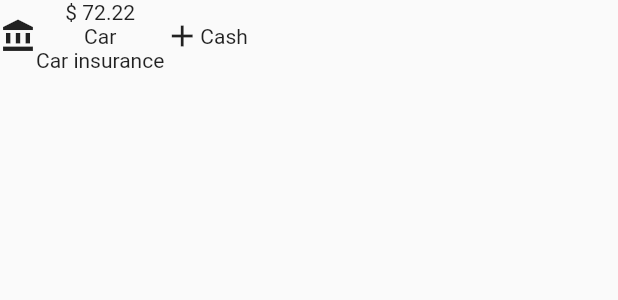
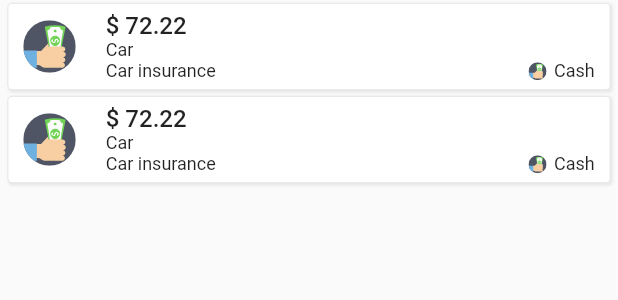
Before and after one commit to tahmidmozaffar/expense_tracker_flutter, a Flutter app: the TransactionScreen widget shown alone on an empty page, opened directly, on a phone screen of 412 x 824 dp. Shown: the top 300 px of the screen. Run offline on Flutter 3.47's test engine with Material 2 defaults, Android fonts, the phone set to English and light mode, and no system bars; our stand-ins replace flutter_signin_button, flutter_svg.

Commit message:
transaction list item design

```diff
--- a/lib/model/expense_category.dart
+++ b/lib/model/expense_category.dart
@@ -1,6 +1,7 @@
 class ExpenseCategory {
-  int id;
-  String iconName;
-  String title;
+  final int id;
+  final String iconName;
+  final String title;
+
   ExpenseCategory(this.id, this.iconName, this.title);
 }
--- a/lib/screen/transactions.dart
+++ b/lib/screen/transactions.dart
@@ -22,6 +22,14 @@ class _TransactionScreenState extends State<TransactionScreen> {
             note: "Note",
             account: "Cash",
             accountIcon: "Money"),
+        TransactionListItem(
+            amount: 10.0,
+            currency: "\$",
+            expenseCategory: "Bills",
+            categoryIcon: "cat_bils",
+            note: "Note",
+            account: "Cash",
+            accountIcon: "Money"),
       ],
     );
   }
--- a/lib/view/transaction_list_item.dart
+++ b/lib/view/transaction_list_item.dart
@@ -1,4 +1,5 @@
 import 'package:flutter/material.dart';
+import 'package:flutter_svg/svg.dart';
 
 class TransactionListItem extends StatelessWidget {
   final double amount;
@@ -22,20 +23,77 @@ class TransactionListItem extends StatelessWidget {
 
   @override
   Widget build(BuildContext context) {
-    return Row(
+    return Container(
+      decoration: BoxDecoration(
+          border: Border.all(color: const Color(0x20000000), width: 0.5),
+          color: Colors.white,
+          shape: BoxShape.rectangle,
+          borderRadius: const BorderRadius.all(Radius.circular(3)),
+          boxShadow: const [
+            BoxShadow(
+                color: Color(0x10000000),
+                spreadRadius: 0.5,
+                blurRadius: 0.5,
+                offset: Offset(1, 1))
+          ]),
+      margin: const EdgeInsets.symmetric(vertical: 2, horizontal: 5),
+      child: Material(
+        color: Colors.transparent,
+        child: InkWell(
+          onTap: () {},
+          splashColor: Colors.black12,
+          child: Padding(
+            padding: const EdgeInsets.symmetric(vertical: 5, horizontal: 10),
+            child: IntrinsicHeight(
+              child: Row(
+                mainAxisAlignment: MainAxisAlignment.spaceBetween,
                 children: [
-        const Icon(Icons.account_balance),
+                  Row(
+                    children: [
+                      SvgPicture.asset(
+                        "assets/category_icons/cat_bills.svg",
+                        width: 35,
+                      ),
+                      const SizedBox(width: 20),
                       Column(
+                        crossAxisAlignment: CrossAxisAlignment.start,
                         children: const [
-            Text("\$ 72.22"),
-            Text("Car"),
-            Text("Car insurance")
+                          Text("\$ 72.22",
+                              style: TextStyle(
+                                  fontSize: 16, fontWeight: FontWeight.w500)),
+                          Text("Car",
+                              style: TextStyle(
+                                  fontSize: 12, fontWeight: FontWeight.normal)),
+                          Text("Car insurance",
+                              style: TextStyle(
+                                  fontSize: 12, fontWeight: FontWeight.normal))
                         ],
                       ),
-        Row(
-          children: const [Icon(Icons.add), Text("Cash")],
+                    ],
+                  ),
+                  Container(
+                    alignment: Alignment.bottomCenter,
+                    child: Row(
+                      children: [
+                        SvgPicture.asset(
+                          "assets/category_icons/cat_bills.svg",
+                          width: 12,
+                        ),
+                        const SizedBox(width: 5),
+                        const Text(
+                          "Cash",
+                          style: TextStyle(
+                              fontSize: 12, fontWeight: FontWeight.normal),
                         )
                       ],
+                    ),
+                  )
+                ],
+              ),
+            ),
+          ),
+        ),
+      ),
     );
   }
 }
```
Lines whose indentation alone changed are shown as unchanged.
